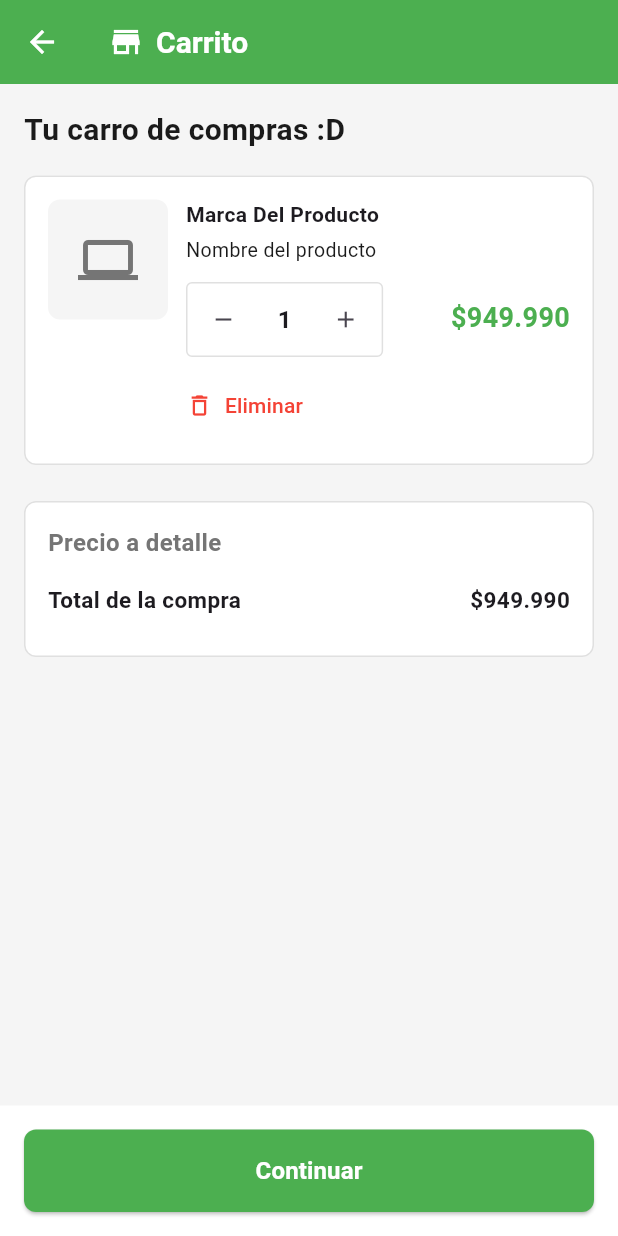
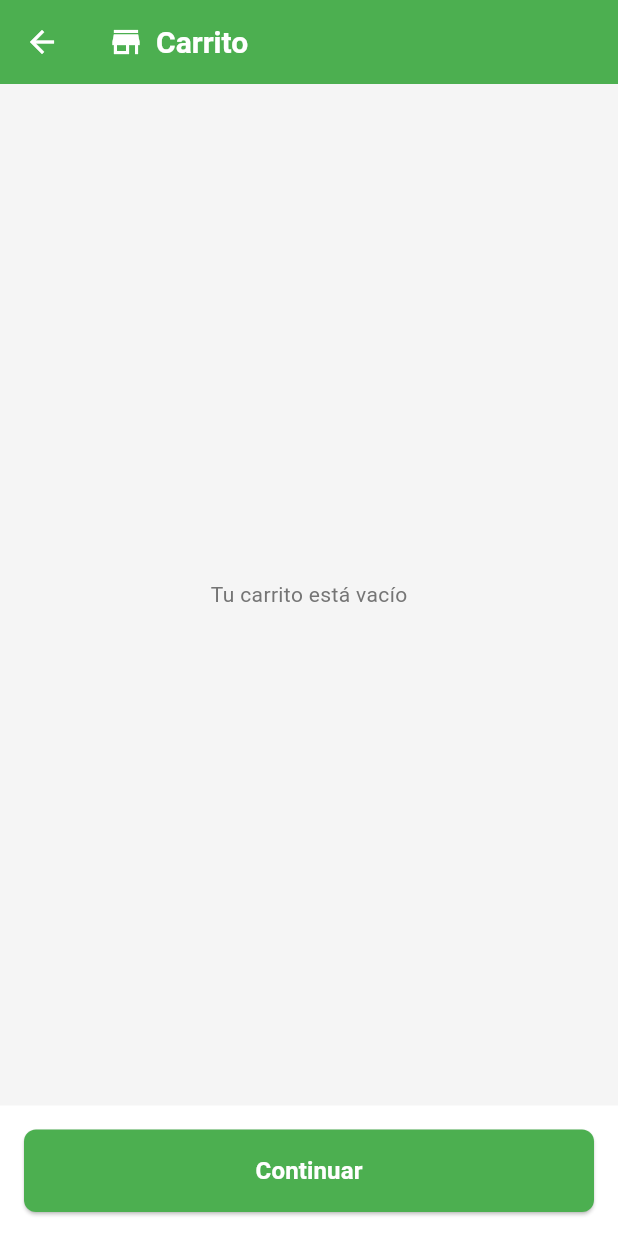
Before and after one commit to GabrielMolinaUsm135/PROYECTO-MOVIL-FRONTEND, a Flutter app: the CarritoView screen opened directly, on a phone screen of 412 x 824 dp. Run offline on Flutter 3.47's test engine with Material 3 defaults, Android fonts, the phone set to English and light mode, and no system bars; our stand-ins replace cloud_firestore, firebase_auth, firebase_core, flutter_material_design_icons, shared_preferences; accounts and stored records are empty.

Commit message:
Carrito añadir
Añadir esta enlazado directamente al detalle, asi que no es necesario agregarlo a otras vistas  mientras apuntes a detalle

```diff
--- a/front/firebase_app_tui/firebase_app_tui/lib/vistas/carrito/carritoView.dart
+++ b/front/firebase_app_tui/firebase_app_tui/lib/vistas/carrito/carritoView.dart
@@ -1,6 +1,8 @@
 import 'package:firebase_app_tui/constants/app_colors.dart';
 import 'package:firebase_app_tui/vistas/HomePage.dart';
+import 'package:firebase_app_tui/vistas/service/carrito_service.dart';
 import 'package:flutter/material.dart';
+import 'package:intl/intl.dart';
 
 
 class CarritoView extends StatelessWidget {
@@ -8,6 +10,8 @@ class CarritoView extends StatelessWidget {
 
   @override
   Widget build(BuildContext context) {
+    final fmt = NumberFormat.currency(decimalDigits: 0, locale: 'es_CL', symbol: '');
+
     return Scaffold(
       backgroundColor: backgroundColor,
       appBar: AppBar(
@@ -37,36 +41,42 @@ class CarritoView extends StatelessWidget {
           ],
         ),
       ),
-      body: Column(
+      body: AnimatedBuilder(
+        animation: CartService.instance,
+        builder: (context, _) {
+          final items = CartService.instance.items;
+          if (items.isEmpty) {
+            return Center(child: Text('Tu carrito está vacío', style: TextStyle(color: textSecondary)));
+          }
+
+          return ListView.separated(
+            padding: const EdgeInsets.all(16),
+            separatorBuilder: (_, __) => const SizedBox(height: 12),
+            itemCount: items.length + 1,
+            itemBuilder: (context, index) {
+              if (index == items.length) {
+                final total = CartService.instance.total;
+                return Card(
+                  margin: EdgeInsets.zero,
+                  child: Padding(
+                    padding: const EdgeInsets.all(16),
+                    child: Row(
+                      mainAxisAlignment: MainAxisAlignment.spaceBetween,
                       children: [
-          Expanded(
-            child: SingleChildScrollView(
-              child: Column(
-                crossAxisAlignment: CrossAxisAlignment.start,
-                children: [
-                  const SizedBox(height: 16),
-                  Padding(
-                    padding: const EdgeInsets.symmetric(horizontal: 16),
-                    child: Text(
-                      'Tu carro de compras :D',
-                      style: TextStyle(
-                        fontSize: 20,
-                        fontWeight: FontWeight.bold,
-                        color: textColor,
+                        const Text('Total de la compra', style: TextStyle(fontWeight: FontWeight.w600)),
+                        Text('\$${fmt.format(total)}', style: const TextStyle(fontWeight: FontWeight.bold)),
+                      ],
                     ),
                   ),
-                  ),
-                  const SizedBox(height: 16),
-                  Card(
-                    margin: const EdgeInsets.symmetric(horizontal: 16),
-                    color: Colors.white,
-                    elevation: 0,
-                    shape: RoundedRectangleBorder(
-                      borderRadius: BorderRadius.circular(8),
-                      side: BorderSide(color: borderColor),
-                    ),
+                );
+              }
+
+              final item = items[index];
+              final isNetwork = item.image.startsWith('http://') || item.image.startsWith('https://');
+
+              return Card(
                 child: Padding(
-                      padding: const EdgeInsets.all(16),
+                  padding: const EdgeInsets.all(12),
                   child: Row(
                     crossAxisAlignment: CrossAxisAlignment.start,
                     children: [
@@ -77,37 +87,18 @@ class CarritoView extends StatelessWidget {
                           color: backgroundColor,
                           borderRadius: BorderRadius.circular(8),
                         ),
-                          child: Icon(
-                            Icons.laptop,
-                            size: 40,
-                            color: textSecondary,
-                          ),
+                        child: isNetwork
+                            ? Image.network(item.image, fit: BoxFit.cover, errorBuilder: (c, e, s) => const Icon(Icons.broken_image))
+                            : Image.asset(item.image, fit: BoxFit.cover, errorBuilder: (c, e, s) => const Icon(Icons.broken_image)),
                       ),
                       const SizedBox(width: 12),
                       Expanded(
                         child: Column(
                           crossAxisAlignment: CrossAxisAlignment.start,
                           children: [
-                              Row(
-                                mainAxisAlignment: MainAxisAlignment.spaceBetween,
-                                children: [
-                                  const Text(
-                                    'Marca Del Producto',
-                                    style: TextStyle(
-                                      fontWeight: FontWeight.bold,
-                                      fontSize: 14,
-                                    ),
-                                  ),
-                                ],
-                              ),
+                            Text(item.nombre, style: const TextStyle(fontWeight: FontWeight.bold)),
                             const SizedBox(height: 4),
-                              Text(
-                                'Nombre del producto',
-                                style: TextStyle(
-                                  fontSize: 13,
-                                  color: textColor,
-                                ),
-                              ),
+                            Text(item.descripcion, style: TextStyle(color: textSecondary), maxLines: 2, overflow: TextOverflow.ellipsis),
                             const SizedBox(height: 12),
                             Row(
                               children: [
@@ -120,27 +111,17 @@ class CarritoView extends StatelessWidget {
                                     children: [
                                       IconButton(
                                         icon: const Icon(Icons.remove, size: 18),
-                                          onPressed: () {
-                                            // Disminuir unidad del producto xd
-                                          },
+                                        onPressed: () => CartService.instance.disminuirCant(item.id),
                                         padding: const EdgeInsets.all(4),
                                         constraints: const BoxConstraints(),
                                       ),
-                                        const Padding(
-                                          padding: EdgeInsets.symmetric(horizontal: 12),
-                                          child: Text(
-                                            '1',
-                                            style: TextStyle(
-                                              fontSize: 16,
-                                              fontWeight: FontWeight.w600,
-                                            ),
-                                          ),
+                                      Padding(
+                                        padding: const EdgeInsets.symmetric(horizontal: 12),
+                                        child: Text('${item.quantity}', style: const TextStyle(fontSize: 16, fontWeight: FontWeight.w600)),
                                       ),
                                       IconButton(
                                         icon: const Icon(Icons.add, size: 18),
-                                          onPressed: () {
-                                            // Aumentar unidad del producto xd
-                                          },
+                                        onPressed: () => CartService.instance.aumentarCant(item.id),
                                         padding: const EdgeInsets.all(4),
                                         constraints: const BoxConstraints(),
                                       ),
@@ -151,30 +132,18 @@ class CarritoView extends StatelessWidget {
                                 Column(
                                   crossAxisAlignment: CrossAxisAlignment.end,
                                   children: [
-                                      Text(
-                                        '\$949.990',
-                                        style: TextStyle(
-                                          fontSize: 18,
-                                          fontWeight: FontWeight.bold,
-                                          color: primaryColor,
-                                        ),
-                                      ),
-                                      const SizedBox(height: 2),
+                                    Text('\$${fmt.format(item.precio * item.quantity)}', style: TextStyle(fontSize: 16, fontWeight: FontWeight.bold, color: primaryColor)),
+                                    Text('\$${fmt.format(item.precio)}', style: TextStyle(color: textSecondary, fontSize: 12)),
                                   ],
                                 ),
                               ],
                             ),
                             const SizedBox(height: 8),
                             TextButton.icon(
-                                onPressed: () {
-                                  //Eliminar del carrito
-                                },
+                              onPressed: () => CartService.instance.eliminar(item.id),
                               icon: const Icon(Icons.delete_outline, size: 18),
                               label: const Text('Eliminar'),
-                                style: TextButton.styleFrom(
-                                  foregroundColor: Colors.red,
-                                  padding: EdgeInsets.zero,
-                                ),
+                              style: TextButton.styleFrom(foregroundColor: Colors.red, padding: EdgeInsets.zero),
                             ),
                           ],
                         ),
@@ -182,106 +151,29 @@ class CarritoView extends StatelessWidget {
                     ],
                   ),
                 ),
+              );
+            },
+          );
+        },
       ),
-                  const SizedBox(height: 24),
-                  Card(
-                    margin: const EdgeInsets.symmetric(horizontal: 16),
-                    color: Colors.white,
-                    elevation: 0,
-                    shape: RoundedRectangleBorder(
-                      borderRadius: BorderRadius.circular(8),
-                      side: BorderSide(color: borderColor),
-                    ),
-                    child: Padding(
+      bottomNavigationBar: Container(
         padding: const EdgeInsets.all(16),
-                      child: Column(
-                      crossAxisAlignment: CrossAxisAlignment.start,
-                      children: [
-                        Text(
-                          'Precio a detalle',
-                          style: TextStyle(
-                            fontSize: 16,
-                            fontWeight: FontWeight.w600,
-                            color: textSecondary,
-                          ),
-                        ),
-                        const SizedBox(height: 16),
-                        Row(
-                          mainAxisAlignment: MainAxisAlignment.spaceBetween,
-                          children: [
-                            Row(
-                              children: [
-                                const Text(
-                                  'Total de la compra',
-                                  style: TextStyle(
-                                    fontSize: 15,
-                                    fontWeight: FontWeight.w600,
-                                  ),
-                                ),
-                                const SizedBox(width: 4),
-                              ],
-                            ),
-                            const Text(
-                              '\$949.990',
-                              style: TextStyle(
-                                fontSize: 15,
-                                fontWeight: FontWeight.bold,
-                              ),
-                            ),
-                          ],
-                        ),
-                        const SizedBox(height: 12),
-                      ],
-                    ),
-                  ),
-                  ),
-                  const SizedBox(height: 16),
-                  Card(
-                    margin: const EdgeInsets.symmetric(horizontal: 16),
-                    color: backgroundColor,
-                    elevation: 0,
-                    shape: RoundedRectangleBorder(
-                      borderRadius: BorderRadius.circular(8),
-                    ),
-                    child: const Padding(
-                      padding: EdgeInsets.all(12),
-                      child: SizedBox.shrink(),
-                    ),
-                  ),
-                ],
-              ),
-            ),
-          ),
-          Container(
-            padding: const EdgeInsets.all(16),
-            decoration: BoxDecoration(
-              color: Colors.white,
-            ),
+        decoration: BoxDecoration(color: Colors.white),
         child: SizedBox(
           width: double.infinity,
           child: ElevatedButton(
             onPressed: () {
-                  //boton para continuar la compra xd
+              // Continuar compra
             },
             style: ElevatedButton.styleFrom(
               backgroundColor: primaryColor,
               foregroundColor: Colors.white,
               padding: const EdgeInsets.symmetric(vertical: 16),
-                  shape: RoundedRectangleBorder(
-                    borderRadius: BorderRadius.circular(8),
+              shape: RoundedRectangleBorder(borderRadius: BorderRadius.circular(8)),
+            ),
+            child: const Text('Continuar', style: TextStyle(fontSize: 16, fontWeight: FontWeight.bold)),
           ),
         ),
-                child: const Text(
-                  'Continuar',
-                  style: TextStyle(
-                    fontSize: 16,
-                    fontWeight: FontWeight.bold,
-                  ),
-                ),
-              ),
-            ),
-          ),
-        ],
       ),
     );
   }
--- /dev/null
+++ b/front/firebase_app_tui/firebase_app_tui/lib/vistas/service/carrito_service.dart
@@ -0,0 +1,75 @@
+import 'package:cloud_firestore/cloud_firestore.dart';
+import 'package:flutter/material.dart';
+
+class CartItem {
+  final String id;
+  final String nombre;
+  final String descripcion;
+  final num precio;
+  final String image;
+  int quantity;
+
+  CartItem({
+    required this.id,
+    required this.nombre,
+    required this.descripcion,
+    required this.precio,
+    required this.image,
+    this.quantity = 1,
+  });
+}
+
+class CartService extends ChangeNotifier {
+  CartService._privateConstructor();
+  static final CartService instance = CartService._privateConstructor();
+
+  final List<CartItem> _items = [];
+
+  List<CartItem> get items => List.unmodifiable(_items);
+
+  void anhadir(CartItem item) {
+    try {
+      final idx = _items.indexWhere((e) => e.id == item.id);
+      if (idx >= 0) {
+        _items[idx].quantity += item.quantity;
+      } else {
+        _items.add(item);
+      }
+      notifyListeners();
+    } catch (_) {
+    }
+  }
+
+  void eliminar(String id) {
+    _items.removeWhere((e) => e.id == id);
+    notifyListeners();
+  }
+
+  void aumentarCant(String id) {
+    final idx = _items.indexWhere((e) => e.id == id);
+    if (idx >= 0) {
+      _items[idx].quantity += 1;
+      notifyListeners();
+    }
+  }
+
+  void disminuirCant(String id) {
+    final idx = _items.indexWhere((e) => e.id == id);
+    if (idx >= 0) {
+      _items[idx].quantity -= 1;
+      if (_items[idx].quantity <= 0) {
+        _items.removeAt(idx);
+      }
+      notifyListeners();
+    }
+  }
+
+  void clear() {
+    _items.clear();
+    notifyListeners();
+  }
+
+  num get total {
+    return _items.fold(0, (s, e) => s + e.precio * e.quantity);
+  }
+}
```
Also changed, not shown: front/firebase_app_tui/firebase_app_tui/lib/vistas/DetalleView.dart (+48 -0 lines). Lines whose indentation alone changed are shown as unchanged.
